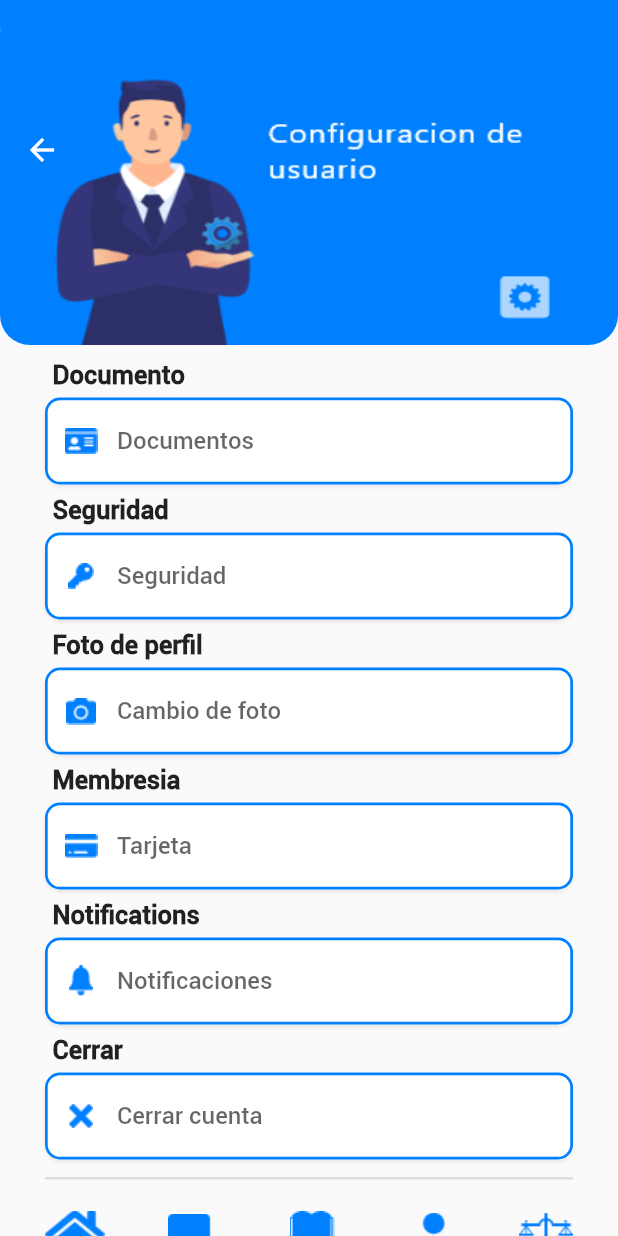
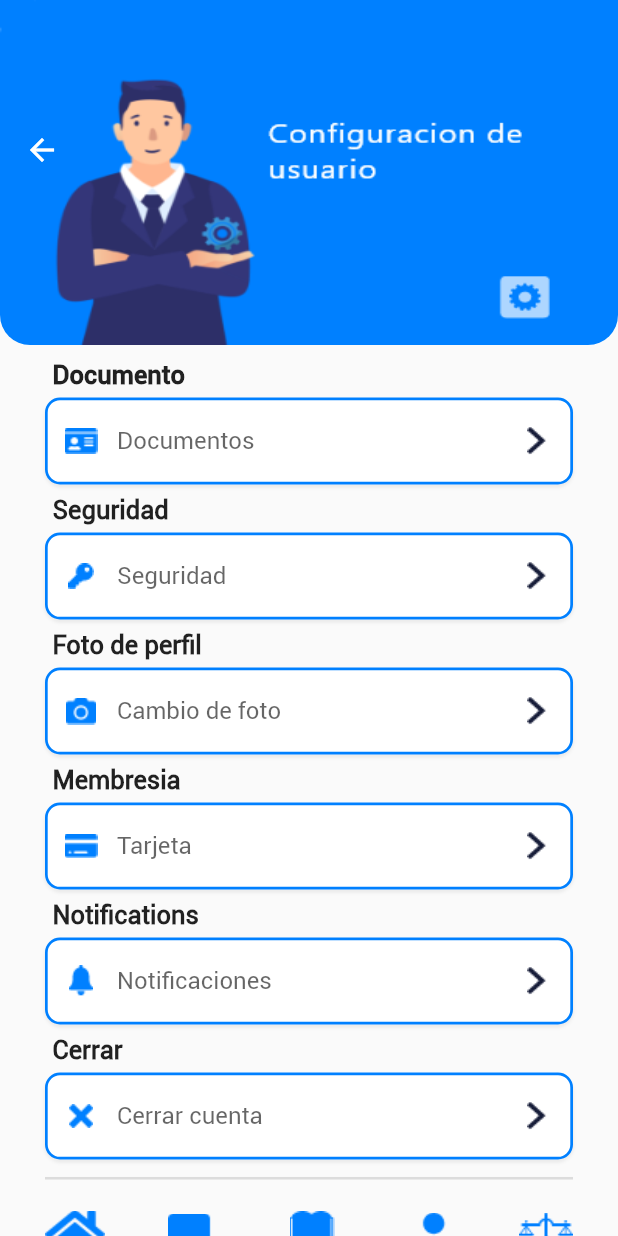
Before and after one commit to bathorythor/suilic_app, a Flutter app: the Confiusuario screen opened directly, on a phone screen of 412 x 824 dp. Run offline on Flutter 3.47's test engine with Material 2 defaults, Android fonts, the light colour scheme and no system bars; our stand-ins replace card_swiper, carousel_slider, dio, fan_carousel_image_slider, flutter_svg; missing offline and left inert: dart:ffi.

Commit message:
implementacion doble icono en imagen en texfile flutter mas color

```diff
--- a/lib/src/pages/views/registro/registro general/Pordefinir.dart
+++ b/lib/src/pages/views/registro/registro general/Pordefinir.dart
@@ -115,7 +115,7 @@ class _Pordefinir extends State<Pordefinir> {
                       children: [
                         Text('Ingresa tu email ',
                             style: TextStyle(
-                              fontFamily: 'Roboto',
+                              fontFamily: 'RobotoR',
                               fontWeight: FontWeight.bold,
                               fontSize: 17,
                             )),
--- a/lib/src/pages/views/registro/registro general/confiusuario.dart
+++ b/lib/src/pages/views/registro/registro general/confiusuario.dart
@@ -103,10 +103,16 @@ class _Confiusuario extends State<Confiusuario> {
                         ),
                       ),
                       hintText: "Documentos",
+                      suffixIcon: const Padding(
+                        padding: EdgeInsets.all(5.0),
+                        child: ImageIcon(
+                          AssetImage(
+                              'assets/imagenes/iconos/iconflechaderecha.png'),
+                          color: Color(0xFF161C38),
+                        ),
+                      ),
                       hintStyle: const TextStyle(
-                        fontFamily: 'Roboto',
-                        fontSize: 16.0,
-                      ),
+                          fontFamily: 'RobotoR', fontSize: 16.0),
                       enabledBorder: OutlineInputBorder(
                         borderRadius: BorderRadius.circular(10.0),
                         borderSide:
@@ -129,7 +135,7 @@ class _Confiusuario extends State<Confiusuario> {
                       children: [
                         Text('Seguridad ',
                             style: TextStyle(
-                              fontFamily: 'Roboto',
+                              fontFamily: 'RobotoR',
                               fontWeight: FontWeight.bold,
                               fontSize: 17,
                             )),
@@ -165,8 +171,16 @@ class _Confiusuario extends State<Confiusuario> {
                         ),
                       ),
                       hintText: "Seguridad",
+                      suffixIcon: const Padding(
+                        padding: EdgeInsets.all(5.0),
+                        child: ImageIcon(
+                          AssetImage(
+                              'assets/imagenes/iconos/iconflechaderecha.png'),
+                          color: Color(0xFF161C38),
+                        ),
+                      ),
                       hintStyle: const TextStyle(
-                        fontFamily: 'Roboto',
+                        fontFamily: 'RobotoR',
                         fontSize: 16.0,
                       ),
                       enabledBorder: OutlineInputBorder(
@@ -191,7 +205,7 @@ class _Confiusuario extends State<Confiusuario> {
                       children: [
                         Text('Foto de perfil  ',
                             style: TextStyle(
-                              fontFamily: 'Roboto',
+                              fontFamily: 'RobotoR',
                               fontWeight: FontWeight.bold,
                               fontSize: 17,
                             )),
@@ -226,8 +240,16 @@ class _Confiusuario extends State<Confiusuario> {
                         ),
                       ),
                       hintText: "Cambio de foto",
+                      suffixIcon: const Padding(
+                        padding: EdgeInsets.all(5.0),
+                        child: ImageIcon(
+                          AssetImage(
+                              'assets/imagenes/iconos/iconflechaderecha.png'),
+                          color: Color(0xFF161C38),
+                        ),
+                      ),
                       hintStyle: const TextStyle(
-                        fontFamily: 'Roboto',
+                        fontFamily: 'RobotoR',
                         fontSize: 16.0,
                       ),
                       enabledBorder: OutlineInputBorder(
@@ -252,7 +274,7 @@ class _Confiusuario extends State<Confiusuario> {
                       children: [
                         Text('Membresia ',
                             style: TextStyle(
-                              fontFamily: 'Roboto',
+                              fontFamily: 'RobotoR',
                               fontWeight: FontWeight.bold,
                               fontSize: 17,
                             )),
@@ -287,8 +309,16 @@ class _Confiusuario extends State<Confiusuario> {
                         ),
                       ),
                       hintText: "Tarjeta",
+                      suffixIcon: const Padding(
+                        padding: EdgeInsets.all(5.0),
+                        child: ImageIcon(
+                          AssetImage(
+                              'assets/imagenes/iconos/iconflechaderecha.png'),
+                          color: Color(0xFF161C38),
+                        ),
+                      ),
                       hintStyle: const TextStyle(
-                        fontFamily: 'Roboto',
+                        fontFamily: 'RobotoR',
                         fontSize: 16.0,
                       ),
                       enabledBorder: OutlineInputBorder(
@@ -313,7 +343,7 @@ class _Confiusuario extends State<Confiusuario> {
                       children: [
                         Text('Notifications ',
                             style: TextStyle(
-                              fontFamily: 'Roboto',
+                              fontFamily: 'RobotoR',
                               fontWeight: FontWeight.bold,
                               fontSize: 17,
                             )),
@@ -349,8 +379,16 @@ class _Confiusuario extends State<Confiusuario> {
                         ),
                       ),
                       hintText: "Notificaciones",
+                      suffixIcon: const Padding(
+                        padding: EdgeInsets.all(5.0),
+                        child: ImageIcon(
+                          AssetImage(
+                              'assets/imagenes/iconos/iconflechaderecha.png'),
+                          color: Color(0xFF161C38),
+                        ),
+                      ),
                       hintStyle: const TextStyle(
-                        fontFamily: 'Roboto',
+                        fontFamily: 'RobotoR',
                         fontSize: 16.0,
                       ),
                       enabledBorder: OutlineInputBorder(
@@ -375,7 +413,7 @@ class _Confiusuario extends State<Confiusuario> {
                       children: [
                         Text('Cerrar ',
                             style: TextStyle(
-                              fontFamily: 'Roboto',
+                              fontFamily: 'RobotoR',
                               fontWeight: FontWeight.bold,
                               fontSize: 17,
                             )),
@@ -413,8 +451,16 @@ class _Confiusuario extends State<Confiusuario> {
                         ),
                       ),
                       hintText: "Cerrar cuenta",
+                      suffixIcon: const Padding(
+                        padding: EdgeInsets.all(5.0),
+                        child: ImageIcon(
+                          AssetImage(
+                              'assets/imagenes/iconos/iconflechaderecha.png'),
+                          color: Color(0xFF161C38),
+                        ),
+                      ),
                       hintStyle: const TextStyle(
-                        fontFamily: 'Roboto',
+                        fontFamily: 'RobotoR',
                         fontSize: 16.0,
                       ),
                       enabledBorder: OutlineInputBorder(
```
Also changed, not shown: lib/src/pages/Pre_reg_pag.dart (+18 -16 lines), lib/src/pages/views/registro/registr despacho/documento_despacho.dart (+4 -4 lines), lib/src/pages/views/registro/registro general/Transacciones_general.dart (+8 -8 lines), lib/src/pages/views/registro/registro general/transpago.dart (+10 -6 lines).
